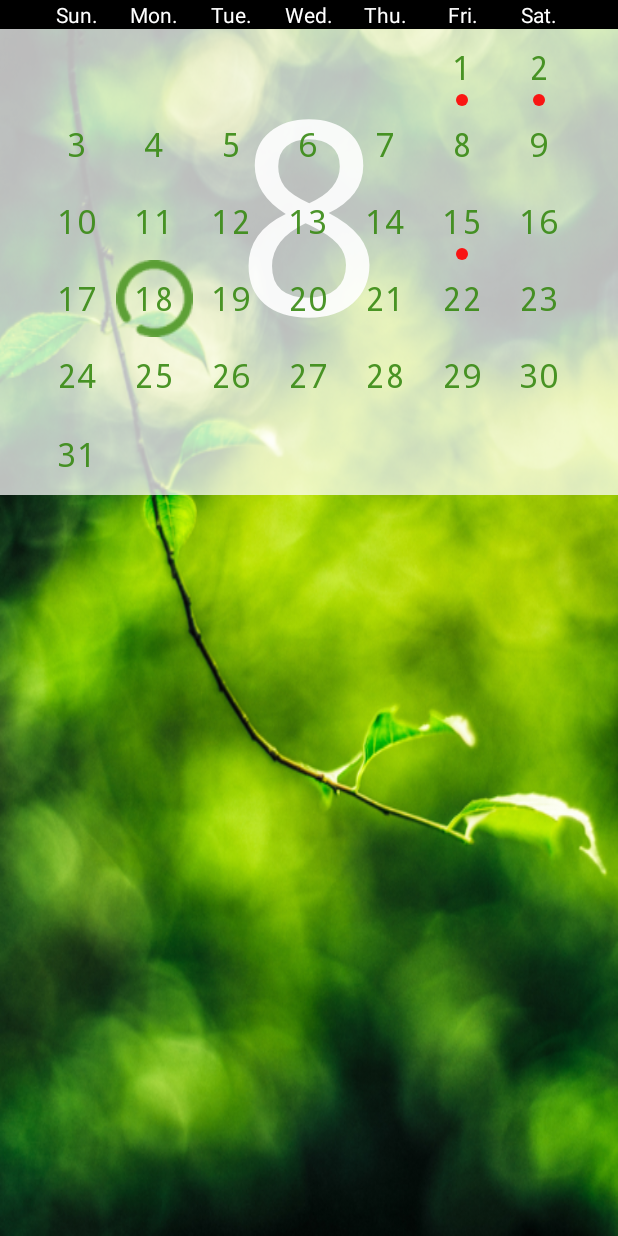
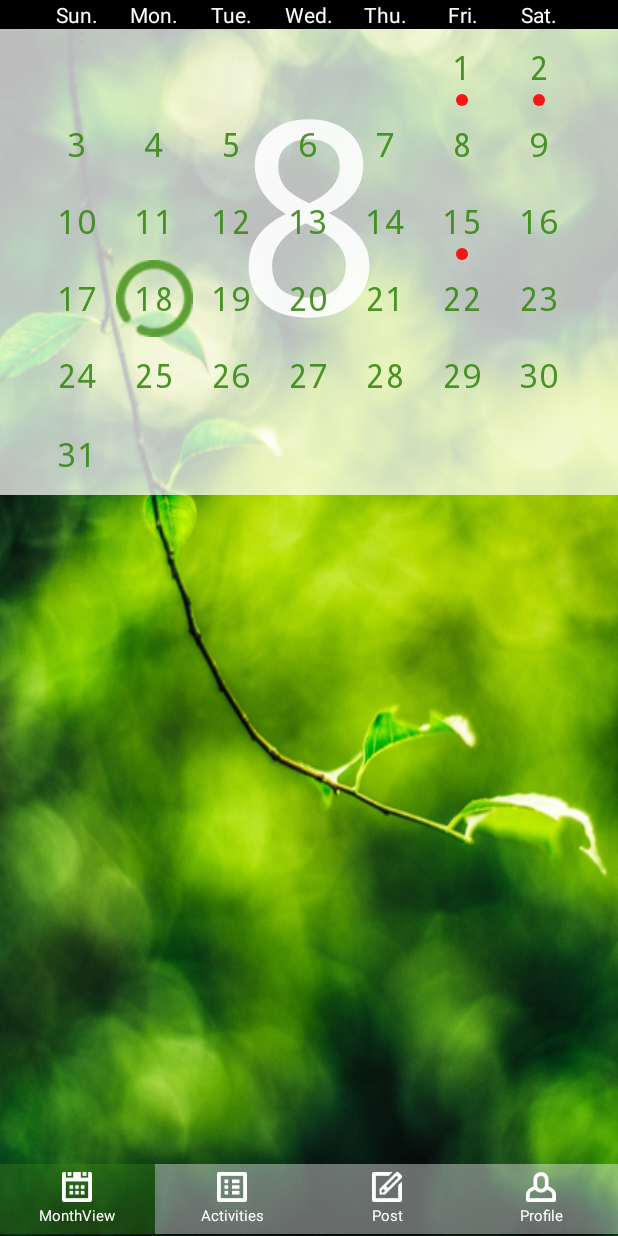
Before and after one commit to bt2043/GlobalCalendar, an Android app: the screen it shows after launch (ActivityMonthCalendar before the commit, MainAppActivity after it), on a phone screen of 412 x 824 dp. Run offline under Robolectric (Android 15) with nearby library versions, the phone set to English and light mode, and no system bars.

Commit message:
添加底部菜单，修改ActivityMonthCalendar布局

```diff
--- a/app/src/main/AndroidManifest.xml
+++ b/app/src/main/AndroidManifest.xml
@@ -8,7 +8,7 @@
         android:label="@string/app_name"
         android:theme="@style/AppTheme" >
         <activity
-            android:name=".ActivityMonthCalendar"
+            android:name=".MainAppActivity"
             android:label="@string/title_activity_activity_month_calendar" >
             <intent-filter>
                 <action android:name="android.intent.action.MAIN" />
--- a/app/src/main/java/org/henyue/globalcalendar/ActivityMonthCalendar.java
+++ b/app/src/main/java/org/henyue/globalcalendar/ActivityMonthCalendar.java
@@ -1,19 +1,14 @@
 package org.henyue.globalcalendar;
 
 import android.app.Activity;
+import android.content.Context;
 import android.graphics.Color;
 import android.graphics.Typeface;
-import android.os.Bundle;
 import android.util.DisplayMetrics;
-import android.view.GestureDetector;
 import android.view.Gravity;
-import android.view.Menu;
-import android.view.MenuItem;
-import android.view.MotionEvent;
-import android.view.View;
-import android.view.Window;
 import android.widget.FrameLayout;
 import android.widget.LinearLayout;
+import android.widget.RelativeLayout;
 import android.widget.TableLayout;
 import android.widget.TableRow;
 import android.widget.TextView;
@@ -25,8 +20,10 @@ import java.util.Date;
 import java.util.HashMap;
 import java.util.Map;
 
-public class ActivityMonthCalendar extends Activity {
+public class ActivityMonthCalendar extends RelativeLayout {
 
+    private Context context;
+    private Activity rootActivity;
     private TableLayout calendarLayout;
     private TextView monthNumber;
     private int dateColLen;
@@ -35,40 +32,36 @@ public class ActivityMonthCalendar extends Activity {
     private Date selectedDate;
     private Map<Date, DateTextView> dateViewMap;
 
-    private GestureDetector calendarGesture;
-    private View.OnTouchListener onTouchListener;
-    private static final int SWIPE_MIN_DISTANCE = 120;
-    private static final int SWIPE_THRESHOLD_VELOCITY = 200;
     private static final int COLOR_SELECTED_DATE = Color.RED;
     private static final int COLOR_NORMAL_DATE = Color.parseColor("#388A13");
 
-    @Override
-    protected void onCreate(Bundle savedInstanceState) {
-        super.onCreate(savedInstanceState);
-        super.requestWindowFeature(Window.FEATURE_NO_TITLE);
+    public ActivityMonthCalendar(Activity rootActivity) {
+        super(rootActivity);
+        this.context = rootActivity;
+        this.rootActivity = rootActivity;
+        this.init();
+    }
 
-        this.onTouchListener = new CalendarTouchListener();
-        this.calendarGesture = new GestureDetector(this,new GestureListener());
+    protected void init() {
         this.calendar = Calendar.getInstance();
-        this.monthNumber = new TextView(this);
-        this.calendarLayout = new TableLayout(this);
+        this.monthNumber = new TextView(this.context);
+        this.calendarLayout = new TableLayout(this.context);
         this.dateViewMap = new HashMap<Date, DateTextView>();
         calendarLayout.setAlpha(0.9f);
         //TODO set main calendar's background resource
         //calendarLayout.setBackgroundResource(R.drawable.bg_month_view_calendar_bmp);
 
         LinearLayout linearLayout = this.initBasicActivity();
-        linearLayout.setOnTouchListener(this.onTouchListener);
         linearLayout.setLongClickable(true);
-        super.setContentView(linearLayout);
+        this.addView(linearLayout);
     }
 
     private LinearLayout initBasicActivity() {
         LinearLayout linearLayout = this.createMatchParentLinearLayout(LinearLayout.VERTICAL, Gravity.TOP);
-        linearLayout.setBackgroundResource(R.drawable.bg_month_view);
+        //linearLayout.setBackgroundResource(R.drawable.bg_month_view);
 
         DisplayMetrics metrics = new DisplayMetrics();
-        super.getWindowManager().getDefaultDisplay().getMetrics(metrics);
+        this.rootActivity.getWindowManager().getDefaultDisplay().getMetrics(metrics);
         int screenWidth = metrics.widthPixels;     // 屏幕宽度（像素）
         this.dateColLen = screenWidth/8;         //按屏幕宽度均分8等份，7份为日历周日到周六，1份宽度为两边留白
 
@@ -82,12 +75,12 @@ public class ActivityMonthCalendar extends Activity {
     }
 
     private LinearLayout initWeekHeader() {
-        TableLayout tableLayout = new TableLayout(this);
-        TableRow weekRow = new TableRow(this);
+        TableLayout tableLayout = new TableLayout(context);
+        TableRow weekRow = new TableRow(context);
         weekRow.setHorizontalGravity(Gravity.CENTER_HORIZONTAL);
         String[] weeks = super.getResources().getStringArray(R.array.week);
         for (String week : weeks) {
-            TextView weekLabel = new TextView(this);
+            TextView weekLabel = new TextView(context);
             weekLabel.setText(week);
             //TODO reset the textColor to #388A13
             weekLabel.setTextColor(Color.parseColor("#FFFFFF"));
@@ -114,7 +107,7 @@ public class ActivityMonthCalendar extends Activity {
     private FrameLayout initialMonthCalendar(Calendar calendar) {
         this.refreshCalendar(calendar);
 
-        FrameLayout calendarContainer = new FrameLayout(this);
+        FrameLayout calendarContainer = new FrameLayout(context);
         calendarContainer.setLayoutParams(new FrameLayout.LayoutParams(
                 FrameLayout.LayoutParams.MATCH_PARENT,
                 FrameLayout.LayoutParams.WRAP_CONTENT
@@ -148,12 +141,12 @@ public class ActivityMonthCalendar extends Activity {
                 this.resetCalendarTextColor();
                 return;
             }
-            TableRow dateRow = new TableRow(this);
+            TableRow dateRow = new TableRow(context);
             dateRow.setHorizontalGravity(Gravity.CENTER_HORIZONTAL);
 
             for (int j = 0; j < dateViews[i].length; j++) {
 
-                dateViews[i][j] = new DateTextView(this);
+                dateViews[i][j] = new DateTextView(this.context, this);
                 dateViews[i][j].setGravity(Gravity.CENTER);
                 dateViews[i][j].setWidth(dateColLen);
                 dateViews[i][j].setHeight(dateColLen);
@@ -188,28 +181,8 @@ public class ActivityMonthCalendar extends Activity {
         }
     }
 
-    @Override
-    public boolean onCreateOptionsMenu(Menu menu) {
-        // Inflate the menu; this adds items to the action bar if it is present.
-        getMenuInflater().inflate(R.menu.activity_month_calendar, menu);
-
-        return true;
-    }
-
-    @Override
-    public boolean onOptionsItemSelected(MenuItem item) {
-        // Handle action bar item clicks here. The action bar will
-        // automatically handle clicks on the Home/Up button, so long
-        // as you specify a parent activity in AndroidManifest.xml.
-        int id = item.getItemId();
-        if (id == R.id.action_settings) {
-            return true;
-        }
-        return super.onOptionsItemSelected(item);
-    }
-
     private LinearLayout createMatchParentLinearLayout(int orientation, int verticalGravity) {
-        LinearLayout container = new LinearLayout(this);
+        LinearLayout container = new LinearLayout(context);
         container.setOrientation(orientation);
         container.setLayoutParams(new LinearLayout.LayoutParams(
                 LinearLayout.LayoutParams.MATCH_PARENT,
@@ -218,29 +191,6 @@ public class ActivityMonthCalendar extends Activity {
         container.setHorizontalGravity(Gravity.CENTER_HORIZONTAL);
         container.setVerticalGravity(verticalGravity);
         return container;
-    }
-
-    private class GestureListener extends GestureDetector.SimpleOnGestureListener {
-        @Override
-        public boolean onFling(MotionEvent e1, MotionEvent e2, float velocityX,float velocityY) {
-
-                if (e1.getX() - e2.getX() > SWIPE_MIN_DISTANCE && Math.abs(velocityX) > SWIPE_THRESHOLD_VELOCITY) {
-                    nextMonth();
-                    return true; // Right to left
-                } else if (e2.getX() - e1.getX() > SWIPE_MIN_DISTANCE && Math.abs(velocityX) > SWIPE_THRESHOLD_VELOCITY) {
-                    previousMonth();
-                    return true; // Left to right
-                }
-
-            return false;
-        }
-    }
-
-    private class CalendarTouchListener implements View.OnTouchListener {
-        @Override
-        public boolean onTouch(View view, MotionEvent motionEvent) {
-            return calendarGesture.onTouchEvent(motionEvent);
-        }
     }
 
     public void resetOnTouchView(Date selectedDate) {
@@ -268,12 +218,12 @@ public class ActivityMonthCalendar extends Activity {
         }
     }
 
-    private void nextMonth() {
+    public void nextMonth() {
         this.calendar.roll(Calendar.MONTH, true);
         this.refreshCalendar(this.calendar);
     }
 
-    private void previousMonth() {
+    public void previousMonth() {
         this.calendar.roll(Calendar.MONTH, false);
         this.refreshCalendar(this.calendar);
     }
--- a/app/src/main/java/org/henyue/globalcalendar/DateTextView.java
+++ b/app/src/main/java/org/henyue/globalcalendar/DateTextView.java
@@ -1,5 +1,6 @@
 package org.henyue.globalcalendar;
 
+import android.content.Context;
 import android.graphics.Canvas;
 import android.graphics.Color;
 import android.view.View;
@@ -21,13 +22,15 @@ import java.util.List;
  * Created by henyue on 2014/7/22.
  */
 public class DateTextView extends TextView {
+    private Context context;
     private ActivityMonthCalendar monthCalendar;
     private Calendar current = Calendar.getInstance();
     private Date date = null;
 
-    public DateTextView(ActivityMonthCalendar context) {
+    public DateTextView(Context context, ActivityMonthCalendar monthCalendar) {
         super(context);
-        this.monthCalendar = context;
+        this.context = context;
+        this.monthCalendar = monthCalendar;
     }
 
     public Date getDate() {
@@ -46,7 +49,7 @@ public class DateTextView extends TextView {
         if (!dayEventList.isEmpty()) {
             for (int i = 0; i < dayEventList.size(); i++) {
                 DayEvent event = dayEventList.get(i);
-                ViewBadger badger = new ViewBadger(monthCalendar, this);
+                ViewBadger badger = new ViewBadger(context, this);
                 badger.setHeight(12);
                 badger.setWidth(12);
                 //TODO define the festival color
@@ -64,7 +67,7 @@ public class DateTextView extends TextView {
                 for (DayEvent event : dayEventList) {
                     msg += "\n" + event.getName() + " - [" + event.getDesc() + "]";
                 }
-                Toast.makeText(monthCalendar, msg, Toast.LENGTH_SHORT).show();
+                Toast.makeText(context, msg, Toast.LENGTH_SHORT).show();
             }
         });
     }
--- /dev/null
+++ b/app/src/main/java/org/henyue/globalcalendar/MainAppActivity.java
@@ -0,0 +1,107 @@
+package org.henyue.globalcalendar;
+
+import android.app.Activity;
+import android.graphics.Color;
+import android.os.Bundle;
+import android.view.GestureDetector;
+import android.view.Menu;
+import android.view.MotionEvent;
+import android.view.View;
+import android.view.Window;
+import android.widget.RadioButton;
+import android.widget.RadioGroup;
+import android.widget.ScrollView;
+
+/**
+ * Created by Kong on 2014/8/18.
+ */
+public class MainAppActivity extends Activity {
+    private static final int SWIPE_MIN_DISTANCE = 120;
+    private static final int SWIPE_THRESHOLD_VELOCITY = 200;
+
+    private GestureDetector calendarGesture;
+    private View.OnTouchListener onTouchListener;
+    private ActivityMonthCalendar activityMonthCalendar;
+
+    @Override
+    protected void onCreate(Bundle savedInstanceState) {
+        super.onCreate(savedInstanceState);
+        super.requestWindowFeature(Window.FEATURE_NO_TITLE);
+        super.setContentView(R.layout.main_app_layout);
+
+        this.activityMonthCalendar = new ActivityMonthCalendar(this);
+        ScrollView mainView = (ScrollView) this.findViewById(R.id.main_app_view);
+        mainView.addView(this.activityMonthCalendar);
+
+        this.calendarGesture = new GestureDetector(this, new GestureListener(this.activityMonthCalendar));
+        this.onTouchListener = new CalendarTouchListener();
+        mainView.setOnTouchListener(this.onTouchListener);
+
+        RadioGroup radioGroup = (RadioGroup) this.findViewById(R.id.main_radio);
+        radioGroup.setOnCheckedChangeListener(new RadioGroup.OnCheckedChangeListener() {
+            private final int SELECTED_COLOR = Color.parseColor("#61388A13");
+            private final int UNSELECTED_COLOR = Color.parseColor("#66FFFFFF");
+
+            @Override
+            public void onCheckedChanged(RadioGroup radioGroup, int i) {
+                RadioButton monthViewRB = (RadioButton) findViewById(R.id.bottom_menu_monthview);
+                RadioButton activitiesRB = (RadioButton) findViewById(R.id.bottom_menu_activities);
+                RadioButton postRB = (RadioButton) findViewById(R.id.bottom_menu_post);
+                RadioButton profileRB = (RadioButton) findViewById(R.id.bottom_menu_settings);
+
+                monthViewRB.setBackgroundColor(UNSELECTED_COLOR);
+                activitiesRB.setBackgroundColor(UNSELECTED_COLOR);
+                postRB.setBackgroundColor(UNSELECTED_COLOR);
+                profileRB.setBackgroundColor(UNSELECTED_COLOR);
+
+                switch (i) {
+                    case R.id.bottom_menu_monthview:
+                        monthViewRB.setBackgroundColor(SELECTED_COLOR);
+                        break;
+                    case R.id.bottom_menu_activities:
+                        activitiesRB.setBackgroundColor(SELECTED_COLOR);
+                        break;
+                    case R.id.bottom_menu_post:
+                        postRB.setBackgroundColor(SELECTED_COLOR);
+                        break;
+                    case R.id.bottom_menu_settings:
+                        profileRB.setBackgroundColor(SELECTED_COLOR);
+                        break;
+                }
+            }
+        });
+    }
+
+    @Override
+    public boolean onCreateOptionsMenu(Menu menu) {
+        return super.onCreateOptionsMenu(menu);
+    }
+
+    private class CalendarTouchListener implements View.OnTouchListener {
+        @Override
+        public boolean onTouch(View view, MotionEvent motionEvent) {
+            return calendarGesture.onTouchEvent(motionEvent);
+        }
+    }
+
+    private class GestureListener extends GestureDetector.SimpleOnGestureListener {
+        private ActivityMonthCalendar calendar;
+        public GestureListener(ActivityMonthCalendar calendar) {
+            this.calendar = calendar;
+        }
+
+        @Override
+        public boolean onFling(MotionEvent e1, MotionEvent e2, float velocityX,float velocityY) {
+
+            if (e1.getX() - e2.getX() > SWIPE_MIN_DISTANCE && Math.abs(velocityX) > SWIPE_THRESHOLD_VELOCITY) {
+                this.calendar.nextMonth();
+                return true; // Right to left
+            } else if (e2.getX() - e1.getX() > SWIPE_MIN_DISTANCE && Math.abs(velocityX) > SWIPE_THRESHOLD_VELOCITY) {
+                this.calendar.previousMonth();
+                return true; // Left to right
+            }
+
+            return false;
+        }
+    }
+}
--- a/app/src/main/java/org/henyue/globalcalendar/service/impl/CalendarServiceImpl.java
+++ b/app/src/main/java/org/henyue/globalcalendar/service/impl/CalendarServiceImpl.java
@@ -38,7 +38,7 @@ public class CalendarServiceImpl implements CalendarService{
         } else if (cal.get(Calendar.MONTH) + 1 == 8 && cal.get(Calendar.DAY_OF_MONTH) == 2) {
             resultList.add(new DayEvent("七夕", "中国传统节日，传说中牛郎织女鹊桥相会的日子，又称中国情人节", Region.CHINA));
         } else if (cal.get(Calendar.MONTH) + 1 == 8 && cal.get(Calendar.DAY_OF_MONTH) == 15) {
-            resultList.add(new DayEvent("中元节", "中国传统节日，又称中秋节，习俗吃月饼，庆团圆", Region.CHINA));
+            resultList.add(new DayEvent("中元节", "中国传统节日，传说中七月半，鬼门开，百鬼夜行，生人勿近", Region.CHINA));
         }
         return resultList;
     }
--- /dev/null
+++ b/app/src/main/res/layout/main_app_layout.xml
@@ -0,0 +1,51 @@
+<?xml version="1.0" encoding="utf-8"?>
+
+<RelativeLayout xmlns:android="http://schemas.android.com/apk/res/android"
+    android:layout_width="fill_parent" android:layout_height="fill_parent"
+    android:id="@+id/main_app_activity">
+
+    <ScrollView
+        android:layout_width="fill_parent"
+        android:layout_height="fill_parent"
+        android:id="@+id/main_app_view"
+        android:background="@drawable/bg_month_view" />
+
+    <LinearLayout
+        android:layout_width="fill_parent"
+        android:layout_height="wrap_content"
+        android:layout_alignParentBottom="true"
+        android:orientation="horizontal">
+
+        <RadioGroup
+            android:layout_width="fill_parent"
+            android:layout_height="wrap_content"
+            android:gravity="center_vertical"
+            android:layout_gravity="bottom"
+            android:orientation="horizontal"
+            android:id="@+id/main_radio">
+
+            <RadioButton
+                style="@style/main_bottom_menu_tab_selected"
+                android:id="@+id/bottom_menu_monthview"
+                android:drawableTop="@drawable/bottom_menu_monthview"
+                android:text="@string/bottom_menu_monthview"/>
+            <RadioButton
+                style="@style/main_bottom_menu_tab_unselected"
+                android:id="@+id/bottom_menu_activities"
+                android:drawableTop="@drawable/bottom_menu_activities"
+                android:text="@string/bottom_menu_activities"/>
+            <RadioButton
+                style="@style/main_bottom_menu_tab_unselected"
+                android:id="@+id/bottom_menu_post"
+                android:drawableTop="@drawable/bottom_menu_post"
+                android:text="@string/bottom_menu_post"/>
+            <RadioButton
+                style="@style/main_bottom_menu_tab_unselected"
+                android:id="@+id/bottom_menu_settings"
+                android:drawableTop="@drawable/bottom_menu_profile"
+                android:text="@string/bottom_menu_settings"/>
+        </RadioGroup>
+
+    </LinearLayout>
+
+</RelativeLayout>
--- a/app/src/main/res/values/strings.xml
+++ b/app/src/main/res/values/strings.xml
@@ -2,10 +2,15 @@
 <resources>
 
     <string name="app_name">GlobalCalendar</string>
-    <string name="title_activity_activity_month_calendar">ActivityMonthCalendar</string>
+    <string name="title_activity_activity_month_calendar">Global Calendar</string>
     <string name="hello_world">Hello world!</string>
     <string name="action_settings">Settings</string>
     <string name="action_about">About</string>
+
+    <string name="bottom_menu_monthview">MonthView</string>
+    <string name="bottom_menu_activities">Activities</string>
+    <string name="bottom_menu_post">Post</string>
+    <string name="bottom_menu_settings">Profile</string>
 
     <array name="week">
         <item>Sun.</item>
--- a/app/src/main/res/values/styles.xml
+++ b/app/src/main/res/values/styles.xml
@@ -5,4 +5,30 @@
         <!-- Customize your theme here. -->
     </style>
 
+    <style name="main_bottom_menu">
+        <item name="android:layout_weight">1.0</item>
+        <item name="android:layout_width">match_parent</item>
+        <item name="android:layout_height">match_parent</item>
+        <item name="android:singleLine">true</item>
+        <item name="android:gravity">center_horizontal</item>
+    </style>
+
+    <style name="main_bottom_menu_tab" parent="main_bottom_menu">
+        <item name="android:button">@null</item><!--去掉RadioButton前面的圆点-->
+        <item name="android:textSize">10.0dip</item>
+        <item name="android:textColor">#ffffffff</item>
+        <item name="android:ellipsize">marquee</item><!--当宽度不够显示时的省略号显示方式，marquee表示跑马灯显示-->
+        <item name="android:background">#66FFFFFF</item><!--设置Tab背景图-->
+        <item name="android:paddingTop">5.0dip</item>
+        <item name="android:paddingBottom">5.0dip</item>
+        <item name="android:drawablePadding">2.0dip</item>
+        <item name="android:layout_marginTop">4.0dip</item>
+        <item name="android:layout_marginBottom">2.0dip</item>
+    </style>
+
+    <style name="main_bottom_menu_tab_selected" parent="main_bottom_menu_tab">
+        <item name="android:background">#61388A13</item>
+    </style>
+    <style name="main_bottom_menu_tab_unselected" parent="main_bottom_menu_tab"/>
+
 </resources>
```
Also changed, not shown: app/src/main/res/drawable-xhdpi/bottom_menu_activities.png (added), app/src/main/res/drawable-xhdpi/bottom_menu_monthview.png (added), app/src/main/res/drawable-xhdpi/bottom_menu_post.png (added), app/src/main/res/drawable-xhdpi/bottom_menu_profile.png (added), 1 other file.
